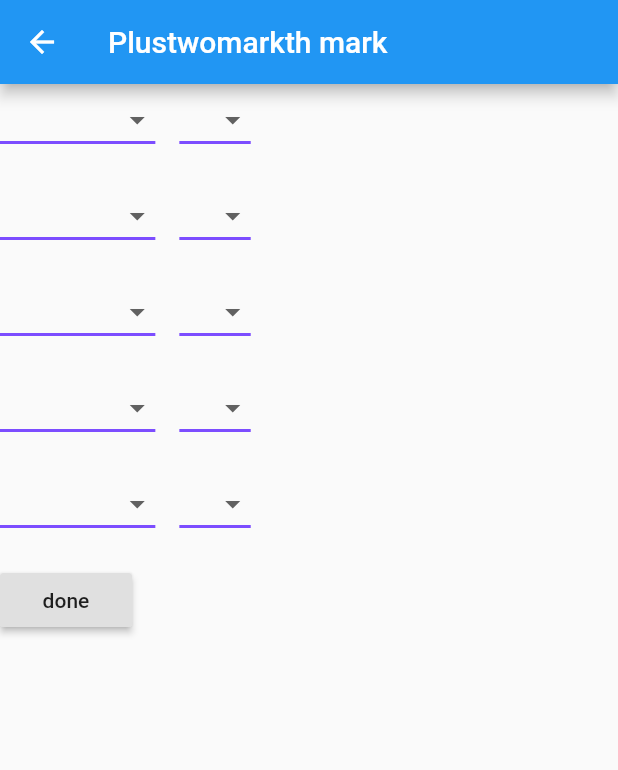
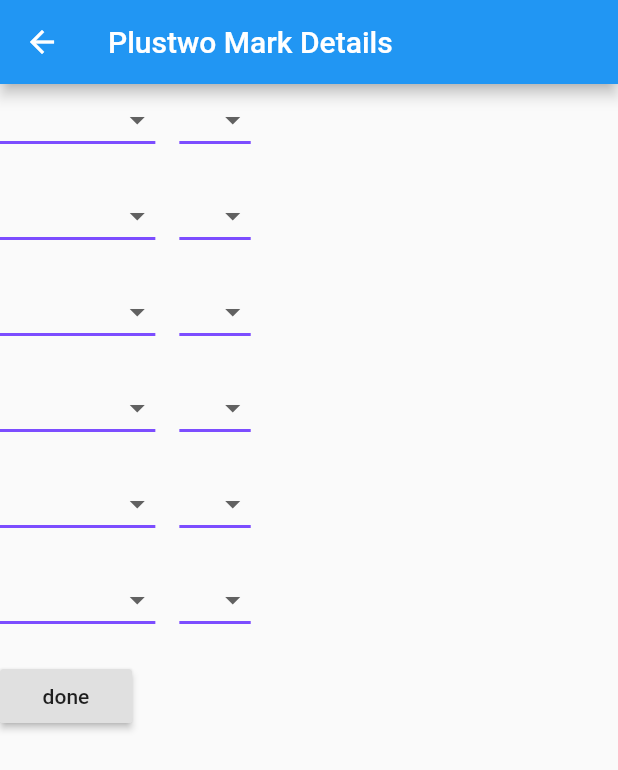
Before and after one commit to bharathbiju/myapp, a Flutter app: the Plustwomark screen opened directly, on a phone screen of 412 x 824 dp. Shown: the top 770 px of the screen. Run offline on Flutter 3.47's test engine with Material 2 defaults, Android fonts, the phone set to English and light mode, and no system bars; our stand-ins replace pie_chart; missing offline and left inert: fab_circular_menu, flutter_cupertino_date_picker; network calls fail.

Commit message:
for journal

```diff
--- a/lib/donutchart.dart
+++ b/lib/donutchart.dart
@@ -42,14 +42,14 @@ class _GraphState extends State<Graph> {
     dataMap.putIfAbsent("language2", () => double.parse(widget.language2));
     dataMap.putIfAbsent("social", () => double.parse(widget.social));
     dataMap.putIfAbsent("Math", () => double.parse(widget.math));
-    dataMap.putIfAbsent("Sceience", () => double.parse(widget.science));
+    dataMap.putIfAbsent("Science", () => double.parse(widget.science));
   }
 
   @override
   Widget build(BuildContext context) {
     return Scaffold(
       appBar: AppBar(
-        title: Text("Pie Chart for 10th"),
+        title: Text("Analysis based on 10th Mark"),
 
       ),
       body: Container(
--- a/lib/main.dart
+++ b/lib/main.dart
@@ -3,6 +3,7 @@ import 'dart:io';
 import 'package:flutter/material.dart';
 import 'package:flutter_cupertino_date_picker/flutter_cupertino_date_picker.dart';
 import 'package:intl/intl.dart';
+import 'package:myapp/course_details.dart';
 import 'second_page.dart';
 
 void main() {
@@ -20,6 +21,9 @@ class MyApp extends StatelessWidget {
         title: const Text('Register'),
         centerTitle: true,
         elevation: 0.0,
+        actions: <Widget>[
+          IconButton(icon: Icon(Icons.book), onPressed:(){ Navigator.push(context, MaterialPageRoute(builder: ((context)=> Ingredient())));})
+        ],
       ),
       body: const SingleChildScrollView(
         child: Padding(
@@ -289,7 +293,7 @@ class _RegisterFormState extends State<RegisterForm> {
                 GestureDetector(
                   onTap: () => _setAgreedToTOS(!_agreedToTOS),
                   child: const Text(
-                    'I promise o have given the right details',
+                    'I promise to have given the right details ',
                   ),
                 ),
               ],
--- a/lib/plustwomark.dart
+++ b/lib/plustwomark.dart
@@ -11,6 +11,9 @@ class Plustwomarkthmark extends State<Plustwomark> {
   var mark2;
 
   var subject2;
+
+  var subject6;
+  var mark6;
 
   String subject3;
 
@@ -28,12 +31,137 @@ class Plustwomarkthmark extends State<Plustwomark> {
   Widget build(BuildContext context) {
     return Scaffold(
       appBar: AppBar(
-        title: Text("Plustwomarkth mark"),
+        title: Text("Plustwo Mark Details"),
       ),
       body: Form(
         child: Column(
             crossAxisAlignment: CrossAxisAlignment.start,
             children: <Widget>[
+
+              new Row(children: <Widget>[
+                DropdownButton<String>(
+                  value: subject6,
+                  iconSize: 24,
+                  elevation: 16,
+                  style: TextStyle(color: Colors.deepPurple),
+                  underline: Container(
+                    height: 2,
+                    color: Colors.deepPurpleAccent,
+                  ),
+                  onChanged: (String newValue) {
+                    setState(() {
+                       subject6 = newValue;
+                    });
+                  },
+                  items: <String>[
+                    'Language1',
+                    'Language2',
+                    'CompSci',
+                    'Physics',
+                    'Chemistry',
+                    'Maths',
+                    'Biology',
+                    'economics',
+                    'commerce',
+                    'accountancy'
+                  ].map<DropdownMenuItem<String>>((String value) {
+                    return DropdownMenuItem<String>(
+                      value: value,
+                      child: Text(value),
+                    );
+                  }).toList(),
+                ),
+                SizedBox(width: 16.0),
+                DropdownButton<String>(
+                  value: mark6,
+                  iconSize: 24,
+                  elevation: 16,
+                  style: TextStyle(color: Colors.deepPurple),
+                  underline: Container(
+                    height: 2,
+                    color: Colors.deepPurpleAccent,
+                  ),
+                  onChanged: (String newValue) {
+                    setState(() {
+                      mark6 = newValue;
+                    });
+                  },
+                  items: <String>[
+                    '35',
+                    '36',
+                    ' 37',
+                    '38',
+                    '39',
+                    '40',
+                    '41',
+                    '42',
+                    '43',
+                    '44',
+                    '45',
+                    '46',
+                    '47',
+                    '48',
+                    '49',
+                    '50',
+                    '51',
+                    '52',
+                    '53',
+                    '54',
+                    '55',
+                    '56',
+                    '57',
+                    '58',
+                    '59',
+                    '60',
+                    '61',
+                    '62',
+                    '63',
+                    '64',
+                    '65',
+                    '66',
+                    '67',
+                    '68',
+                    '69',
+                    '70',
+                    '71',
+                    '72',
+                    '73',
+                    '74',
+                    '75',
+                    '76',
+                    '77',
+                    '78',
+                    '79',
+                    '80',
+                    '81',
+                    '82',
+                    '83',
+                    '84',
+                    '85',
+                    '86',
+                    '87',
+                    '88',
+                    '89',
+                    '90',
+                    '91',
+                    '92',
+                    '93',
+                    '94',
+                    '95',
+                    '96',
+                    '97',
+                    '98',
+                    '99',
+                    '100'
+                  ].map<DropdownMenuItem<String>>((String value) {
+                    return DropdownMenuItem<String>(
+                      value: value,
+                      child: Text(value),
+                    );
+                  }).toList(),
+                ),
+              ]),
+              SizedBox(height: 16.0),
               new Row(children: <Widget>[
                 DropdownButton<String>(
                   value: subject1,
@@ -652,6 +780,7 @@ class Plustwomarkthmark extends State<Plustwomark> {
                     );
                   }).toList(),
                 ),
+
               ]),
               SizedBox(height: 16.0),
               new RaisedButton(
@@ -671,7 +800,9 @@ class Plustwomarkthmark extends State<Plustwomark> {
                                 subject4: subject4,
                                 mark4: mark4,
                                 subject5: subject5,
-                                mark5: mark5)),
+                                mark5: mark5,
+                                subject6: subject6,
+                                mark6: mark6)),
                       );
                     }
                   }),
--- a/pubspec.yaml
+++ b/pubspec.yaml
@@ -19,6 +19,8 @@ environment:
 dependencies:
   pie_chart: ^3.1.1
   flutter_cupertino_date_picker: ^0.8.0
+  http:
+  json_annotation:
   fab_circular_menu: ^0.1.5
   intl: ^0.16.0
   flutter:
@@ -30,6 +32,7 @@ dependencies:
 
 dev_dependencies:
   test: any
+  connectivity: any
   flutter_driver:
     sdk: flutter
 
```
Also changed, not shown: lib/course_details.dart (added, +238 -0 lines), lib/donutchart12.dart (+7 -2 lines), pubspec.lock, 1 other file.
